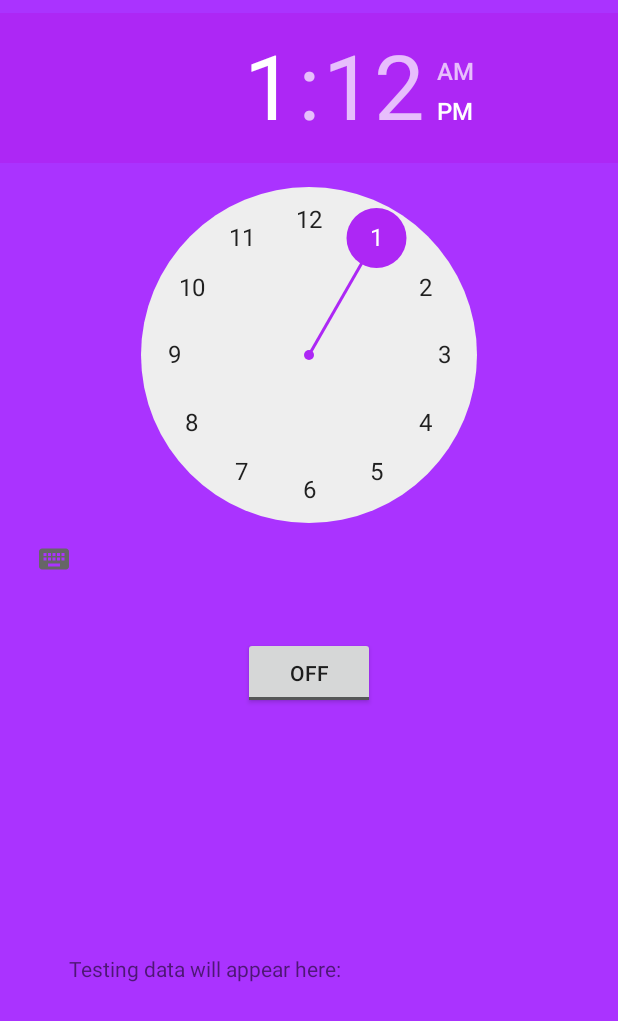
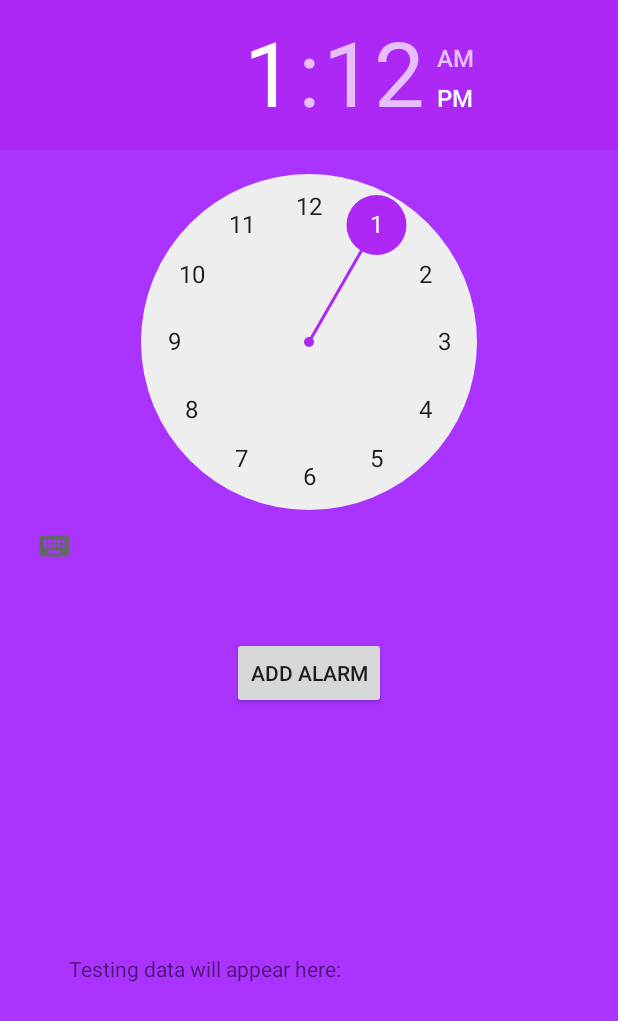
Before and after one commit to EdGA9001/EdwardGrant-AdamsonCOMP3000, an Android app: the screen it shows after launch (MainActivity), on a phone screen of 412 x 824 dp. Shown: the top 1021 px of the screen. Run offline under Robolectric (Android 15) with nearby library versions, the light colour scheme and no system bars.

Commit message:
latest working version

```diff
--- a/app/src/main/AndroidManifest.xml
+++ b/app/src/main/AndroidManifest.xml
@@ -11,6 +11,7 @@
         android:foregroundServiceType="alarmClock"
         />
     -->
+    <uses-permission android:name="android.permission.SCHEDULE_EXACT_ALARM" />
     <uses-permission android:name="android.permission.POST_NOTIFICATIONS" />
 
     <application
--- a/app/src/main/java/com/example/comp3000/AlarmReceiver.java
+++ b/app/src/main/java/com/example/comp3000/AlarmReceiver.java
@@ -20,6 +20,7 @@ public class AlarmReceiver extends BroadcastReceiver {
     public void onReceive(Context context, Intent intent) {
         Log.d("AlarmReceiver", "Alarm fired!");
 
+        new Thread(() -> {
         NotificationChannel channel = new NotificationChannel("alarm_channel", "Alarm", NotificationManager.IMPORTANCE_HIGH);
         context.getSystemService(NotificationManager.class).createNotificationChannel(channel);
 
@@ -29,6 +30,7 @@ public class AlarmReceiver extends BroadcastReceiver {
                 .setContentText("Wakey wakey!");
 
         NotificationManagerCompat.from(context).notify(1, builder.build());
+        }).start();
     }
 }
 
--- a/app/src/main/res/layout/activity_main.xml
+++ b/app/src/main/res/layout/activity_main.xml
@@ -13,7 +13,7 @@
     <TimePicker
         android:id="@+id/timePicker"
         app:layout_constraintHorizontal_bias="0.5"
-        app:layout_constraintVertical_bias="0.02"
+        app:layout_constraintVertical_bias="0.0"
         android:layout_width="wrap_content"
         android:layout_height="wrap_content"
         app:layout_constraintBottom_toBottomOf="parent"
@@ -23,7 +23,48 @@
         android:layout_gravity="center"
         />
 
-    <!--By default set to false/off-->
+    <Button
+        android:id="@+id/toggleButton"
+        android:layout_gravity="center"
+        android:layout_margin="20dp"
+        android:onClick="OnToggleClicked"
+        android:text="Add Alarm"
+        app:layout_constraintHorizontal_bias="0.5"
+        app:layout_constraintVertical_bias="0.55"
+        android:layout_width="wrap_content"
+        android:layout_height="wrap_content"
+        app:layout_constraintBottom_toBottomOf="parent"
+        app:layout_constraintEnd_toEndOf="parent"
+        app:layout_constraintStart_toStartOf="parent"
+        app:layout_constraintTop_toTopOf="parent"
+        app:layout_constraintTop_toBottomOf="@+id/timePicker"
+        />
+
+    <LinearLayout
+        android:id="@+id/alarmListContainer"
+        android:orientation="vertical"
+        android:layout_width="match_parent"
+        android:layout_height="wrap_content"
+        android:layout_margin="10dp"
+        app:layout_constraintTop_toBottomOf="@+id/toggleButton"
+        />
+
+    <!-- old textview to verify alarms were being set-->
+    <TextView
+        android:id="@+id/textView"
+        android:text="Testing data will appear here:"
+        app:layout_constraintHorizontal_bias="0.2"
+        app:layout_constraintVertical_bias="0.79"
+        android:layout_width="wrap_content"
+        android:layout_height="wrap_content"
+        app:layout_constraintBottom_toBottomOf="parent"
+        app:layout_constraintEnd_toEndOf="parent"
+        app:layout_constraintStart_toStartOf="parent"
+        app:layout_constraintTop_toTopOf="parent"
+        />
+
+    <!--old toggle button: by default set to false/off-->
+    <!--
     <ToggleButton
         android:id="@+id/toggleButton"
         android:layout_gravity="center"
@@ -39,19 +80,7 @@
         app:layout_constraintStart_toStartOf="parent"
         app:layout_constraintTop_toTopOf="parent"
         />
-
-    <TextView
-        android:id="@+id/textView"
-        android:text="Testing data will appear here:"
-        app:layout_constraintHorizontal_bias="0.2"
-        app:layout_constraintVertical_bias="0.79"
-        android:layout_width="wrap_content"
-        android:layout_height="wrap_content"
-        app:layout_constraintBottom_toBottomOf="parent"
-        app:layout_constraintEnd_toEndOf="parent"
-        app:layout_constraintStart_toStartOf="parent"
-        app:layout_constraintTop_toTopOf="parent"
-        />
+        -->
 
 <!--old test button
     <Button
```
Also changed, not shown: app/src/main/java/com/example/comp3000/MainActivity.java (+92 -30 lines).
